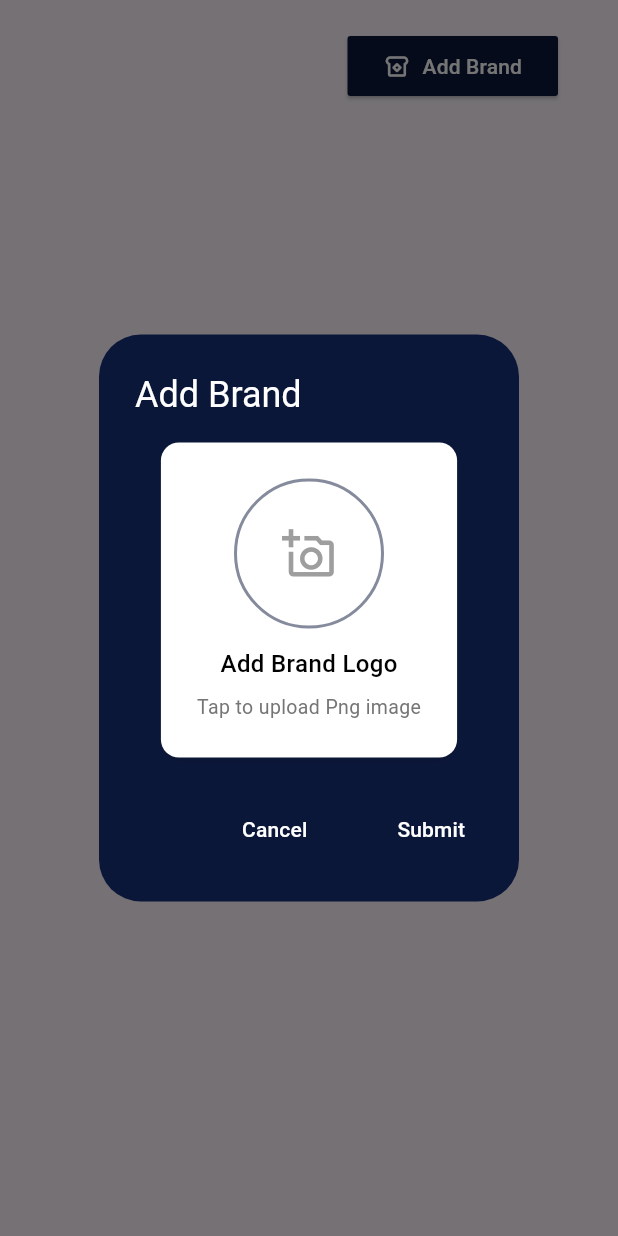
After one commit to vinayakmdas/vincart_admin, a Flutter app: the BrandScreen screen opened directly, after a tap on "Add Brand", on a phone screen of 412 x 824 dp. The commit adds this screen. Run offline on Flutter 3.47's test engine with Material 3 defaults, Android fonts, the phone set to English and light mode, and no system bars; our stand-ins replace cloud_firestore, file_picker, firebase_auth, firebase_core, google_fonts, shared_preferences; accounts and stored records are empty.

Commit message:
complete adding  logo in cloudinary

```diff
--- a/lib/core/themes/app_color.dart
+++ b/lib/core/themes/app_color.dart
@@ -12,6 +12,7 @@ class AppColor {
   static const whiteColor = Colors.white;
   static const greyColor = Colors.grey;
  static const  skyblue =Colors.blue;
+  static const blackColor = Colors.black;
   //  static final secondoryColor = Color(0xFF101636);
 
 
--- /dev/null
+++ b/lib/features/brand/provider/logo_converting.dart
@@ -0,0 +1,24 @@
+
+
+import 'dart:typed_data';
+import 'package:flutter/foundation.dart';
+
+class LogoProvider extends ChangeNotifier {
+  Uint8List? _imageBytes;
+  String? _imagefile;
+
+  Uint8List? get imagebytes => _imageBytes;
+  String? get imagefile => _imagefile;
+
+  void setingBrandingImage(Uint8List bytes, String name) {
+    _imageBytes = bytes;
+    _imagefile = name;
+    notifyListeners();
+  }
+
+  void clearImage() {
+    _imageBytes = null;
+    _imagefile = null;
+    notifyListeners();
+  }
+}
--- /dev/null
+++ b/lib/features/brand/screen/brand_screen.dart
@@ -0,0 +1,17 @@
+import 'package:ecommerce_admin/features/brand/widget/brand_custome.dart';
+import 'package:flutter/material.dart';
+
+class BrandScreen extends StatelessWidget {
+  const BrandScreen({super.key});
+
+  @override
+  Widget build(BuildContext context) {
+    return  Scaffold(
+      body: Column(
+        children: [
+          BrandCustome.brandadding(context)
+        ],
+      )
+    );
+  }
+}
--- /dev/null
+++ b/lib/features/brand/service/cloudinary_service.dart
@@ -0,0 +1,45 @@
+import 'dart:convert';
+import 'dart:typed_data';
+import 'package:http/http.dart' as http;
+
+class CloudinaryService {
+  final String cloudName = 'logocloudname';
+  final String uploadPreset = 'brand_logo';
+
+  uploadImage(Uint8List unit8List) async {
+    try {
+      final url = Uri.parse(
+        "https://api.cloudinary.com/v1_1/$cloudName/image/upload",
+      );
+
+      var reqest = await http.MultipartRequest('post', url);
+
+      reqest.fields['upload_preset'] = uploadPreset;
+
+      reqest.files.add(
+        http.MultipartFile.fromBytes(
+          'file',
+          unit8List,
+          filename: 'brand_logo.png',
+        ),
+      );
+
+      var response = await reqest.send();
+      var responseBody = await response.stream.bytesToString();
+
+      if (response.statusCode == 200) {
+        final data = jsonDecode(responseBody);
+        final imageUrl = data['secure_url'];
+        print('✅ Uploaded to Cloudinary: $imageUrl');
+        return imageUrl;
+      } else {
+        print('❌ Upload failed: ${response.statusCode}');
+        print(responseBody);
+        return null;
+      }
+    } catch (e) {
+      print('⚠️ Error uploading image: $e');
+      return null;
+    }
+  }
+}
--- /dev/null
+++ b/lib/features/brand/widget/brand_custome.dart
@@ -0,0 +1,210 @@
+import 'package:ecommerce_admin/core/themes/app_color.dart';
+import 'package:ecommerce_admin/features/brand/provider/logo_converting.dart';
+import 'package:ecommerce_admin/features/brand/service/cloudinary_service.dart';
+import 'package:file_picker/file_picker.dart';
+import 'package:flutter/material.dart';
+import 'package:provider/provider.dart';
+
+class BrandCustome {
+  // ^brand logo and  brand name adding page
+
+  static Widget brandadding(BuildContext context) {
+    return Padding(
+      padding: const EdgeInsets.only(right: 40, top: 20),
+      child: Row(
+        mainAxisAlignment: MainAxisAlignment.end,
+        children: [
+          ElevatedButton(
+            style: ElevatedButton.styleFrom(
+              backgroundColor: AppColor.primaryColor,
+              shape: RoundedRectangleBorder(
+                borderRadius: BorderRadius.circular(2),
+              ),
+            ),
+
+            onPressed: () {
+              showDialog(
+                context: context,
+                builder: (context) {
+                  return AlertDialog(
+                    backgroundColor: AppColor.primaryColor,
+                    title: Text(
+                      "Add Brand",
+                      style: TextStyle(color: AppColor.whiteColor),
+                    ),
+                    content: Column(
+                      mainAxisSize: MainAxisSize.min,
+                      children: [
+                        Container(
+                          decoration: BoxDecoration(
+                            color: AppColor.whiteColor,
+                            borderRadius: BorderRadius.circular(12),
+                            boxShadow: [
+                              BoxShadow(
+                                color: Colors.black.withOpacity(0.05),
+                                blurRadius: 8,
+                                offset: const Offset(0, 3),
+                              ),
+                            ],
+                          ),
+                          padding: const EdgeInsets.all(24),
+                          child: Consumer<LogoProvider>(
+                            builder: (context, value, child) {
+                              return Column(
+                                mainAxisSize: MainAxisSize.min,
+                                children: [
+                                  InkWell(
+                                    borderRadius: BorderRadius.circular(60),
+                                    onTap: () async {
+                                      await pickiamge(context);
+                                    },
+                                    child: Container(
+                                      height: 100,
+                                      width: 100,
+                                      decoration: BoxDecoration(
+                                        shape: BoxShape.circle,
+                                        border: Border.all(
+                                          color: AppColor.primaryColor
+                                              .withOpacity(0.5),
+                                          width: 2,
+                                        ),
+                                        color: AppColor.whiteColor,
+                                        image: value.imagebytes != null
+                                            ? DecorationImage(
+                                                image: MemoryImage(
+                                                  value.imagebytes!,
+                                                ),
+                                                fit: BoxFit.cover,
+                                              )
+                                            : null,
+                                      ),
+                                      child: value.imagebytes == null
+                                          ? Center(
+                                              child: Icon(
+                                                Icons.add_a_photo_outlined,
+                                                color: AppColor.greyColor,
+                                                size: 36,
+                                              ),
+                                            )
+                                          : null,
+                                    ),
+                                  ),
+                                  const SizedBox(height: 12),
+                                  Text(
+                                    value.imagefile ?? "Add Brand Logo",
+                                    style: TextStyle(
+                                      fontSize: 16,
+                                      color: AppColor.blackColor,
+                                      fontWeight: FontWeight.w500,
+                                    ),
+                                  ),
+                                  const SizedBox(height: 8),
+                                  Text(
+                                    "Tap to upload Png image",
+                                    style: TextStyle(
+                                      fontSize: 13,
+                                      color: AppColor.greyColor[600],
+                                    ),
+                                  ),
+                                ],
+                              );
+                            },
+                          ),
+                        ),
+
+
+                      ],
+                    ),
+                    actions: [
+                      TextButton(
+                        onPressed: () => Navigator.pop(context),
+                        child: Text(
+                          "Cancel",
+                          style: TextStyle(color: AppColor.whiteColor),
+                        ),
+                      ),
+                      SizedBox(width: 20),
+                      TextButton(
+                        // ^storing date in cloudinary`
+                        onPressed: () async {
+                          final logoProvider = Provider.of<LogoProvider>(
+                            context,
+                            listen: false,
+                          );
+
+                          if (logoProvider.imagebytes == null) {
+                            ScaffoldMessenger.of(context).showSnackBar(
+                              SnackBar(
+                                content: Text("plase selecyt  a brand logo "),
+                              ),
+                            );
+                            return;
+                          }
+
+                          final cloudinaryService = CloudinaryService();
+                          final imageUrl = await cloudinaryService.uploadImage(
+                            logoProvider.imagebytes!,
+                          );
+                          if (imageUrl != null) {
+                            ScaffoldMessenger.of(context).showSnackBar(
+                              SnackBar(
+                                content: Text("✅ Image uploaded successfully!"),
+                              ),
+                            );
+
+                            // TODO: Store imageUrl + brand name to Firebase
+                            print('🌐 Cloudinary Image URL: $imageUrl');
+                          } else {
+                            ScaffoldMessenger.of(context).showSnackBar(
+                              SnackBar(
+                                content: Text(
+                                  "❌ Upload failed, please try again",
+                                ),
+                              ),
+                            );
+                          }
+                        },
+                        child: Text(
+                          "Submit",
+                          style: TextStyle(color: AppColor.whiteColor),
+                        ),
+                      ),
+                    ],
+                  );
+                },
+              );
+            },
+
+            child: const Row(
+              children: [
+                Icon(Icons.breakfast_dining_outlined, color: Colors.white),
+                SizedBox(width: 8),
+                Text("Add Brand", style: TextStyle(color: Colors.white)),
+              ],
+            ),
+          ),
+        ],
+      ),
+    );
+  }
+
+  // ^pick image from file
+
+  static pickiamge(BuildContext context) async {
+    final result = await FilePicker.platform.pickFiles(
+      type: FileType.custom,
+      allowedExtensions: ['png'],
+      withData: true,
+    );
+
+    if (result != null && result.files.single.bytes != null) {
+      var byte = result.files.single.bytes!;
+      final imagename = result.files.single.name;
+
+      Provider.of<LogoProvider>(
+        context,
+        listen: false,
+      ).setingBrandingImage(byte, imagename);
+    }
+  }
+}
--- a/lib/features/homescreen/screens/homescreen.dart
+++ b/lib/features/homescreen/screens/homescreen.dart
@@ -1,4 +1,5 @@
 import 'package:ecommerce_admin/core/themes/app_color.dart';
+import 'package:ecommerce_admin/features/brand/screen/brand_screen.dart';
 import 'package:ecommerce_admin/features/categories/screens/category_screen.dart';
 import 'package:ecommerce_admin/features/customer_service/screen/customer_screen.dart';
 import 'package:ecommerce_admin/features/dashboard/screens/dashbord_screen.dart';
@@ -32,6 +33,10 @@ class HomeScreen extends StatelessWidget {
         return OrederScreens();
       case 5:
         return CategoryScreen();
+
+          case 6 :
+          return  BrandScreen();
+
       default:
         return Center(
           child: Text(
@@ -56,6 +61,7 @@ class HomeScreen extends StatelessWidget {
       SideMenuItems(title: "Customer Service", icon: Icons.headset_mic_outlined, pageTitle: "Customer Service"),
       SideMenuItems(title: "Order", icon: Icons.shopping_cart, pageTitle: "Order Details"),
       SideMenuItems(title: "Categories", icon: Icons.category_outlined, pageTitle: "Categories"),
+       SideMenuItems(title: "Brand", icon: Icons.bakery_dining_rounded, pageTitle: "Brand Details"),
     ];
 
     final GlobalKey<ScaffoldState> _scaffoldKey = GlobalKey<ScaffoldState>();
--- a/lib/main.dart
+++ b/lib/main.dart
@@ -1,7 +1,7 @@
 
 
 import 'dart:developer';
-import 'package:ecommerce_admin/features/homescreen/screens/homescreen.dart';
+import 'package:ecommerce_admin/features/brand/provider/logo_converting.dart';
 import 'package:ecommerce_admin/features/homescreen/provider/sideMen_provider.dart';
 import 'package:ecommerce_admin/features/seller_management/provider/seller_provider.dart';
 // import 'package:ecommerce_admin/features/seller_management/provider/seller_provider.dart';
@@ -26,7 +26,8 @@ try {
     MultiProvider(
       providers: [
         ChangeNotifierProvider(create: (_) => DrawerProvider()),
-        ChangeNotifierProvider(create: (_)=>SellerProvider())
+        ChangeNotifierProvider(create: (_)=>SellerProvider()),
+       ChangeNotifierProvider(create: (_) => LogoProvider())
       ],
       child: const MyApp(),
     ),
--- a/pubspec.yaml
+++ b/pubspec.yaml
@@ -41,6 +41,9 @@ dependencies:
   provider: ^6.1.5+1
   google_fonts: ^6.3.1
   firebase_auth: ^5.7.0
+  image_picker: ^1.2.0
+  file_picker: ^10.3.3
+  http: ^1.5.0
 dev_dependencies:
   flutter_test:
     sdk: flutter
```
Also changed, not shown: pubspec.lock, 5 other files.
